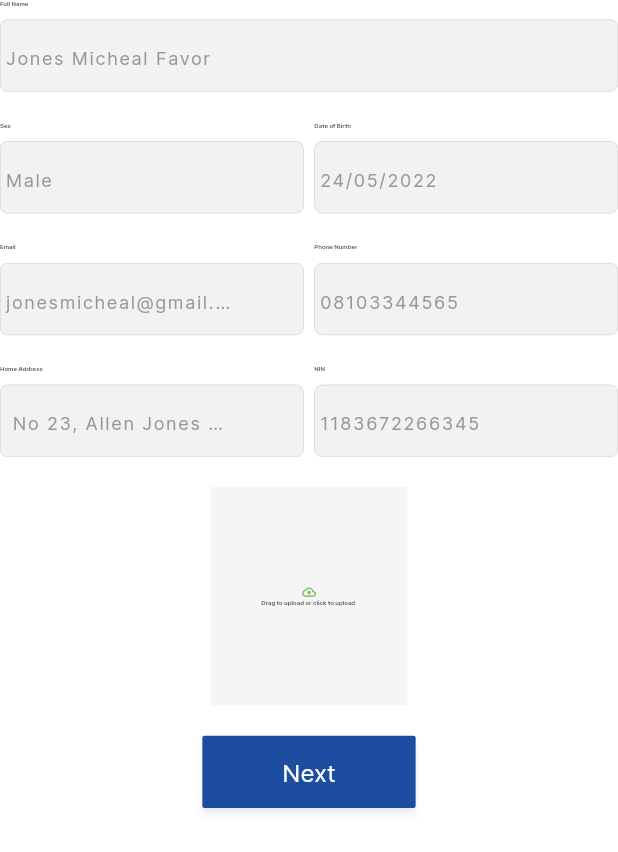
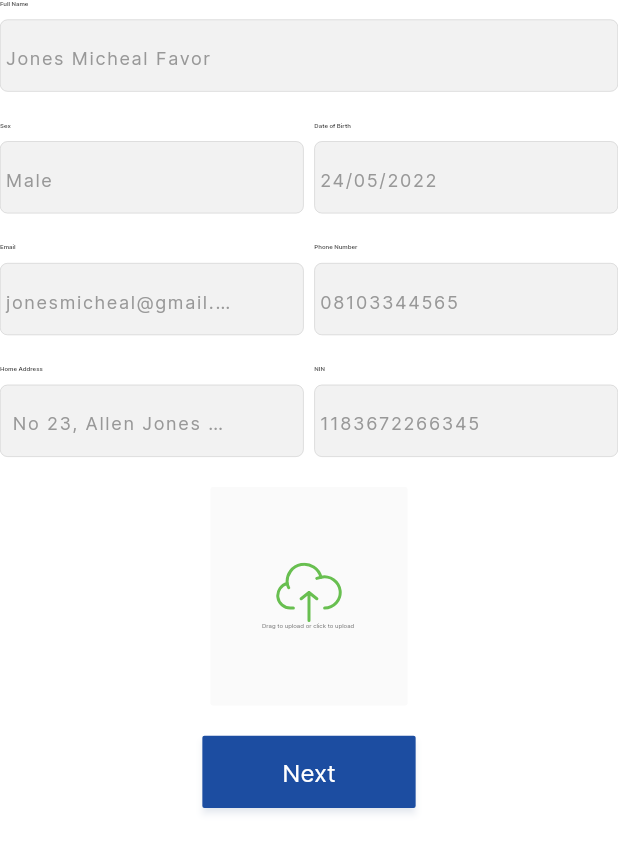
Before and after one commit to Serticode/urban-transit-admin, a Flutter app: the AddDriverWidget widget shown alone on an empty page, opened directly, on a phone screen of 412 x 824 dp. Shown: the top 852 px of the screen. Run offline on Flutter 3.47's test engine with Material 3 defaults, Android fonts, the phone set to English and light mode, and no system bars; our stand-ins replace audioplayers, avatar_glow, awesome_snackbar_content, cached_network_image, connectivity_plus, dropdown_button2 and 11 more; missing offline and left inert: flutter_sound_record, latlng, map; project files that could hold a hidden picture were left out; key blocks and very long unbroken strings in the code were emptied for the run.

Commit message:
Removed dependency on Phosphor Icons.

```diff
--- a/lib/screens/drivers/widget/add_driver.dart
+++ b/lib/screens/drivers/widget/add_driver.dart
@@ -1,10 +1,12 @@
 import 'package:flutter/material.dart';
 import 'package:flutter_riverpod/flutter_riverpod.dart';
 import 'package:flutter_screenutil/flutter_screenutil.dart';
+import 'package:flutter_svg/svg.dart';
 import 'package:urban_transit_admin/services/controllers/dashboard_page_controller.dart';
 import 'package:urban_transit_admin/services/controllers/drivers_page_controller.dart';
 import 'package:urban_transit_admin/shared/utils/app_extensions.dart';
 import 'package:urban_transit_admin/shared/utils/app_fade_animation.dart';
+import 'package:urban_transit_admin/shared/utils/app_images.dart';
 import 'package:urban_transit_admin/shared/utils/app_screen_utils.dart';
 import 'package:urban_transit_admin/shared/utils/app_texts.dart';
 import 'package:urban_transit_admin/screens/widgets/app_elevated_button.dart';
@@ -309,24 +311,26 @@ class AddDriverWidget extends StatelessWidget {
           AppScreenUtils.verticalSpaceMedium,
 
           //! UPLOAD DOCUMENT SECTION
-          Center(
-              child: Container(
+          Container(
             width: 459.0.w,
             height: 181.0.h,
             decoration: BoxDecoration(
-                      color: AppThemeColours.appGreyBGColour.withOpacity(0.4),
-                      borderRadius: BorderRadius.circular(5.0.r)),
+              color: AppThemeColours.appGreyBGColour.withOpacity(0.2),
+              borderRadius: BorderRadius.circular(5.0.r),
+            ),
             child: Column(
               mainAxisAlignment: MainAxisAlignment.center,
               children: [
                 //! ICON
-                        Icon(Icons.cloud_upload_outlined,
-                            size: 32.0.sp, color: AppThemeColours.appGreen),
+                SvgPicture.asset(AppSVG.uploadImage),
 
-                        Text(AppTexts.uploadFileNotice,
-                            style: textTheme.bodyLarge!
-                                .copyWith(fontSize: 14.0.sp))
-                      ]))),
+                AppTexts.uploadFileNotice.txt(
+                  fontSize: 14.0.sp,
+                  color: AppThemeColours.bodyText2TextColour,
+                ),
+              ],
+            ),
+          ).alignCenter(),
 
           //! SPACER
           AppScreenUtils.verticalSpaceMedium,
--- a/pubspec.yaml
+++ b/pubspec.yaml
@@ -35,7 +35,6 @@ dependencies:
   flutter_riverpod: ^2.3.6
   image_picker: ^0.8.7+5
   flutter_svg: ^2.0.6
-  phosphor_flutter: ^2.0.0
   fpdart: ^0.6.0
   connectivity_plus: ^4.0.1
   intl: ^0.18.1
```
Also changed, not shown: lib/screens/dashboard/dashboard.dart (+7 -2 lines), lib/screens/widgets/call_dialogue.dart (+8 -10 lines), pubspec.lock. Lines whose indentation alone changed are shown as unchanged.
